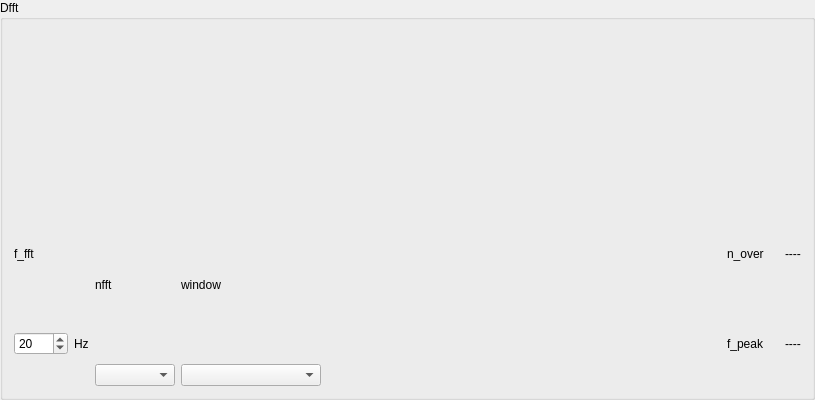
marvin2k/guibabel, file Dfft.ui: the form before one commit.
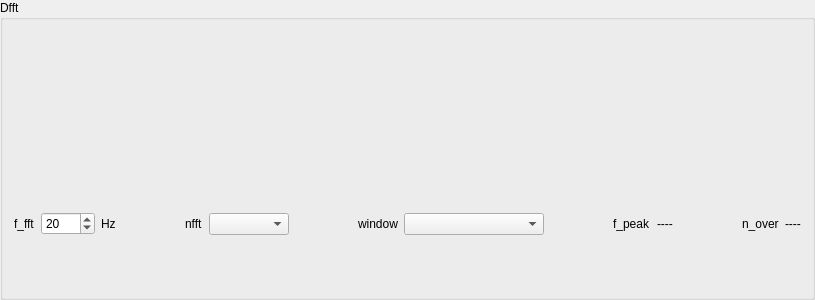
The form after the commit. Custom widgets are drawn as their Qt base class.

Commit message: further improvments in layout

What changed in the file:
```diff
--- a/Dfft.ui
+++ b/Dfft.ui
@@ -7,9 +7,15 @@
     <x>0</x>
     <y>0</y>
     <width>815</width>
-    <height>400</height>
+    <height>300</height>
    </rect>
   </property>
+  <property name="minimumSize">
+   <size>
+    <width>815</width>
+    <height>300</height>
+   </size>
+  </property>
   <property name="windowTitle">
    <string>GroupBox</string>
   </property>
@@ -22,7 +28,10 @@
      <item row="1" column="0">
       <layout class="QHBoxLayout" name="horizontalLayout">
        <item>
-        <layout class="QVBoxLayout" name="verticalLayout_4">
+        <layout class="QHBoxLayout" name="horizontalLayout_6">
+         <item>
+          <layout class="QHBoxLayout" name="horizontalLayout_4"/>
+         </item>
          <item>
           <widget class="QLabel" name="label_3">
            <property name="text">
@@ -31,8 +40,6 @@
           </widget>
          </item>
          <item>
-          <layout class="QHBoxLayout" name="horizontalLayout_4">
-           <item>
             <widget class="QSpinBox" name="spinBox_f_fft">
              <property name="minimumSize">
               <size>
@@ -53,6 +60,9 @@
            </item>
            <item>
             <widget class="QLabel" name="label_4">
+           <property name="layoutDirection">
+            <enum>Qt::RightToLeft</enum>
+           </property>
              <property name="text">
               <string>Hz</string>
              </property>
@@ -60,10 +70,21 @@
            </item>
           </layout>
          </item>
-        </layout>
+       <item>
+        <spacer name="horizontalSpacer_3">
+         <property name="orientation">
+          <enum>Qt::Horizontal</enum>
+         </property>
+         <property name="sizeHint" stdset="0">
+          <size>
+           <width>40</width>
+           <height>20</height>
+          </size>
+         </property>
+        </spacer>
        </item>
        <item>
-        <layout class="QVBoxLayout" name="verticalLayout">
+        <layout class="QHBoxLayout" name="horizontalLayout_5">
          <item>
           <widget class="QLabel" name="label">
            <property name="text">
@@ -84,7 +105,20 @@
         </layout>
        </item>
        <item>
-        <layout class="QVBoxLayout" name="verticalLayout_2">
+        <spacer name="horizontalSpacer_4">
+         <property name="orientation">
+          <enum>Qt::Horizontal</enum>
+         </property>
+         <property name="sizeHint" stdset="0">
+          <size>
+           <width>40</width>
+           <height>20</height>
+          </size>
+         </property>
+        </spacer>
+       </item>
+       <item>
+        <layout class="QHBoxLayout" name="horizontalLayout_3">
          <item>
           <widget class="QLabel" name="label_2">
            <property name="text">
@@ -111,47 +145,11 @@
          </property>
          <property name="sizeHint" stdset="0">
           <size>
-           <width>400</width>
+           <width>40</width>
            <height>20</height>
           </size>
          </property>
         </spacer>
-       </item>
-       <item>
-        <layout class="QVBoxLayout" name="verticalLayout_5">
-         <item>
-          <layout class="QHBoxLayout" name="horizontalLayout_18">
-           <item>
-            <widget class="QLabel" name="label_17">
-             <property name="text">
-              <string>n_over</string>
-             </property>
-            </widget>
-           </item>
-           <item>
-            <spacer name="horizontalSpacer_19">
-             <property name="orientation">
-              <enum>Qt::Horizontal</enum>
-             </property>
-             <property name="sizeType">
-              <enum>QSizePolicy::Expanding</enum>
-             </property>
-             <property name="sizeHint" stdset="0">
-              <size>
-               <width>0</width>
-               <height>20</height>
-              </size>
-             </property>
-            </spacer>
-           </item>
-           <item>
-            <widget class="QLabel" name="label_n_over">
-             <property name="text">
-              <string>----</string>
-             </property>
-            </widget>
-           </item>
-          </layout>
          </item>
          <item>
           <layout class="QHBoxLayout" name="horizontalLayout_17">
@@ -162,22 +160,6 @@
              </property>
             </widget>
            </item>
-           <item>
-            <spacer name="horizontalSpacer_18">
-             <property name="orientation">
-              <enum>Qt::Horizontal</enum>
-             </property>
-             <property name="sizeType">
-              <enum>QSizePolicy::Expanding</enum>
-             </property>
-             <property name="sizeHint" stdset="0">
-              <size>
-               <width>0</width>
-               <height>20</height>
-              </size>
-             </property>
-            </spacer>
-           </item>
            <item>
             <widget class="QLabel" name="label_f_peak">
              <property name="text">
@@ -186,6 +168,35 @@
             </widget>
            </item>
           </layout>
+       </item>
+       <item>
+        <spacer name="horizontalSpacer_2">
+         <property name="orientation">
+          <enum>Qt::Horizontal</enum>
+         </property>
+         <property name="sizeHint" stdset="0">
+          <size>
+           <width>40</width>
+           <height>20</height>
+          </size>
+         </property>
+        </spacer>
+       </item>
+       <item>
+        <layout class="QHBoxLayout" name="horizontalLayout_18">
+         <item>
+          <widget class="QLabel" name="label_17">
+           <property name="text">
+            <string>n_over</string>
+           </property>
+          </widget>
+         </item>
+         <item>
+          <widget class="QLabel" name="label_n_over">
+           <property name="text">
+            <string>----</string>
+           </property>
+          </widget>
          </item>
         </layout>
        </item>
```
Lines whose indentation alone changed are shown as unchanged. The commit also changes 2 other files.
